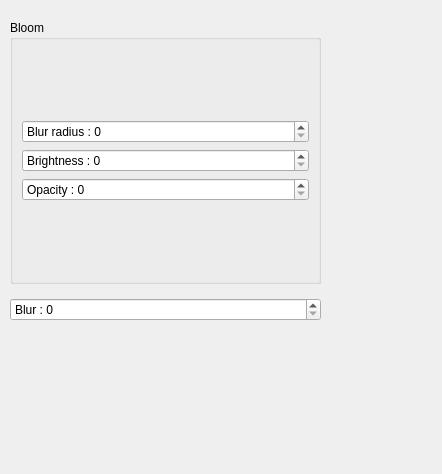
Above: imageeffectsdockwidget.ui from michalmielczynski/PanelTest before the change. Below: the same form after it.
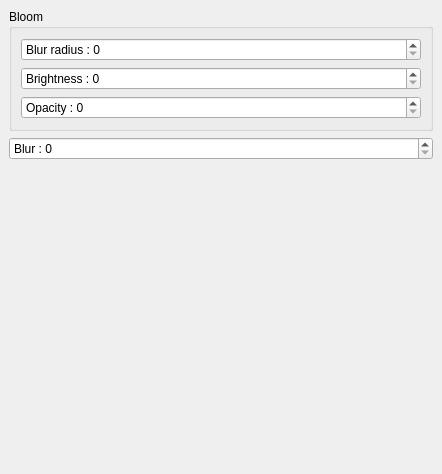
That is the form after the change.

```diff
--- a/imageeffectsdockwidget.ui
+++ b/imageeffectsdockwidget.ui
@@ -14,29 +14,12 @@
    <string>Image Effect</string>
   </property>
   <widget class="QWidget" name="dockWidgetContents">
-   <widget class="QWidget" name="">
-    <property name="geometry">
-     <rect>
-      <x>10</x>
-      <y>20</y>
-      <width>311</width>
-      <height>301</height>
-     </rect>
-    </property>
-    <layout class="QVBoxLayout" name="verticalLayout_3" stretch="0,0">
-     <property name="spacing">
-      <number>14</number>
-     </property>
-     <property name="sizeConstraint">
-      <enum>QLayout::SetMaximumSize</enum>
-     </property>
+   <layout class="QVBoxLayout" name="verticalLayout_2">
      <item>
       <widget class="QGroupBox" name="groupBox">
        <property name="title">
         <string>Bloom</string>
        </property>
-       <layout class="QVBoxLayout" name="verticalLayout_2">
-        <item>
          <layout class="QVBoxLayout" name="verticalLayout">
           <item>
            <widget class="QSpinBox" name="blurRadius">
@@ -69,8 +52,6 @@
            </widget>
           </item>
          </layout>
-        </item>
-       </layout>
       </widget>
      </item>
      <item>
@@ -80,8 +61,20 @@
        </property>
       </widget>
      </item>
-    </layout>
-   </widget>
+    <item>
+     <spacer name="verticalSpacer">
+      <property name="orientation">
+       <enum>Qt::Vertical</enum>
+      </property>
+      <property name="sizeHint" stdset="0">
+       <size>
+        <width>20</width>
+        <height>40</height>
+       </size>
+      </property>
+     </spacer>
+    </item>
+   </layout>
   </widget>
  </widget>
  <resources/>
```
Lines whose indentation alone changed are shown as unchanged.
